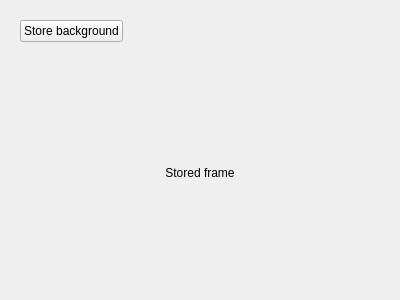
Qt form Modules/modulebackgroundsettings.ui (mcharmas/TouchTracer) before a commit.
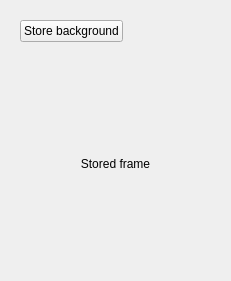
The same form after that commit.

The edit to the form file:
```diff
--- a/Modules/modulebackgroundsettings.ui
+++ b/Modules/modulebackgroundsettings.ui
@@ -6,8 +6,8 @@
    <rect>
     <x>0</x>
     <y>0</y>
-    <width>400</width>
-    <height>300</height>
+    <width>231</width>
+    <height>281</height>
    </rect>
   </property>
   <property name="sizePolicy">
@@ -43,7 +43,7 @@
         </property>
         <property name="sizeHint" stdset="0">
          <size>
-          <width>251</width>
+          <width>40</width>
           <height>20</height>
          </size>
         </property>
```
